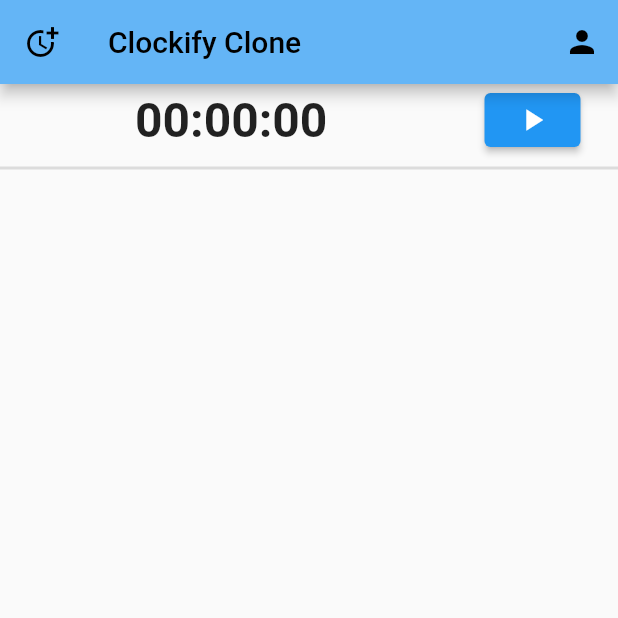
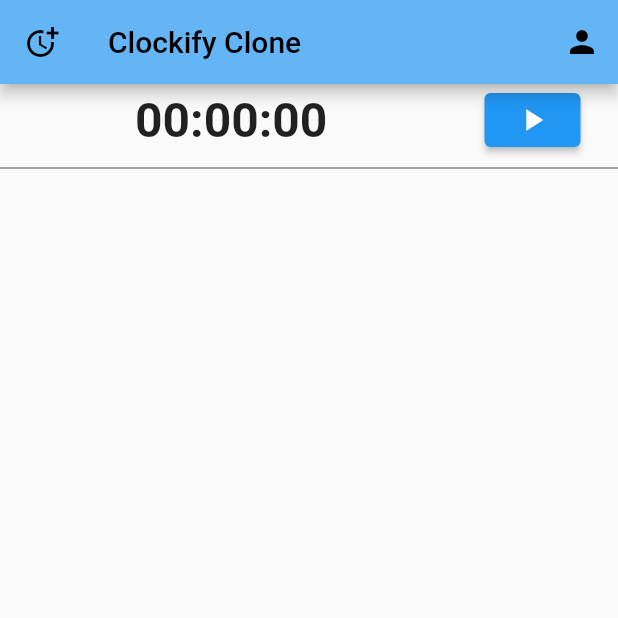
Before and after one commit to Sethupathi0219/clockifycloneyaash, a Flutter app: the screen it shows after launch, on a phone screen of 412 x 824 dp, the top half of it. Run offline on Flutter 3.47's test engine with Material 2 defaults, Android fonts, the phone set to English and light mode, and no system bars.

Commit message:
initial commit

```diff
--- a/lib/Screen/Timetracker.dart
+++ b/lib/Screen/Timetracker.dart
@@ -82,7 +82,8 @@
           ),
         ),
         const Divider(
-          thickness: 2.0,
+          thickness: 1.0,
+          color: Colors.black45,
         )
       ],
     ));
```
